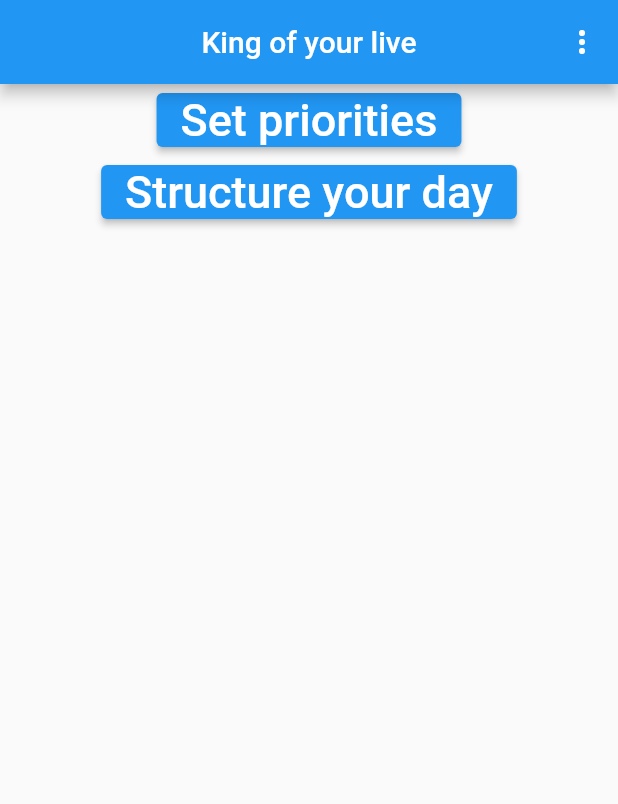
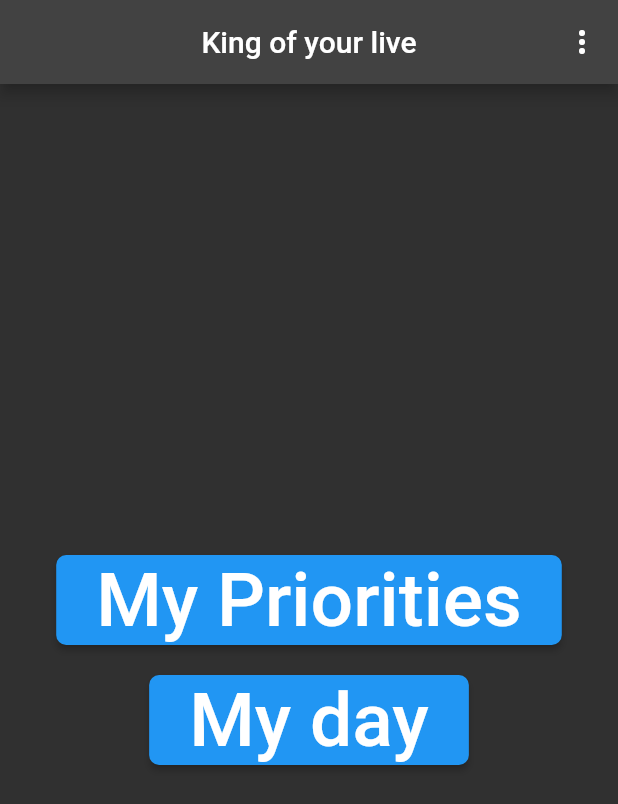
Before and after one commit to MagMueller/king_of_live, a Flutter app: the screen it shows after launch, on a phone screen of 412 x 824 dp. Shown: the top 804 px of the screen. Run offline on Flutter 3.47's test engine with Material 2 defaults, Android fonts, the phone set to English and light mode, and no system bars; our stand-ins replace flutter_colorpicker, shared_preferences, syncfusion_flutter_calendar, url_launcher_web; missing offline and left inert: desktop_window, shared_preferences_web.

Commit message:
home screen and dark mode, more beautiful buttons

```diff
--- a/lib/pages/first_page.dart
+++ b/lib/pages/first_page.dart
@@ -3,14 +3,33 @@ import 'package:king_of_live/pages/drag_and_drop_calendar.dart';
 import '../pages/prio.dart';
 import '../pages/settings.dart';
 
-class FirstScreen extends StatelessWidget {
+
+
+class FirstScreen extends StatefulWidget {
   const FirstScreen({Key? key}) : super(key: key);
 
   @override
+  State<FirstScreen> createState() => _FirstScreenState();
+}
+
+class _FirstScreenState extends State<FirstScreen> {
+  bool lightTheme = false;
+  @override
+  void initState(){
+    super.initState();
+  }
+
+  @override
   Widget build(BuildContext context) {
-    return Scaffold(
+    return Theme(
+      data: lightTheme ? ThemeData.light() : ThemeData.dark(),
+      child: Scaffold(
         appBar: AppBar(
-        title: const Text('King of your live'),
+          title: GestureDetector(
+            child: const Text('King of your live'),
+            onDoubleTap: () => setState(() => lightTheme = !lightTheme),
+          ),
+          //title: const Text('King of your live'),
           centerTitle: true,
           actions: [
             Theme(
@@ -20,7 +39,7 @@ class FirstScreen extends StatelessWidget {
                 textTheme: const TextTheme().apply(bodyColor: Colors.white),
               ),
               child: PopupMenuButton<int>(
-              color: Colors.indigo,
+                color: Colors.blue,
                 onSelected: (item) => onSelected(context, item),
                 itemBuilder: (context) => [
                   const PopupMenuItem<int>(
@@ -34,33 +53,36 @@ class FirstScreen extends StatelessWidget {
         ),
         body: Center(
           child: Column(
+            mainAxisAlignment: MainAxisAlignment.center,
+            //crossAxisAlignment: CrossAxisAlignment.end,
             children: [
-            ElevatedButton(
-              child: const Text(
-                'Set priorities',
-                style: TextStyle(fontSize: 30),
+              buildCustomButton(context, "My Priorities", const PrioPage()),
+              buildCustomButton(context, "My day", const DragAndDropCalendar()),
+
+            ],
+          ),
+        ),
+      ),
+    );
+  }
+
+
+  SizedBox buildCustomButton(BuildContext context, String name, dynamic nextPage) {
+    return SizedBox(
+      height: 80,
+      child: FittedBox(
+        fit: BoxFit.fitHeight,
+        child: ElevatedButton(
+                  child: Text(
+                    name,
+                    style: const TextStyle(fontSize: 30),
                   ),
                   onPressed: () {
                     Navigator.push(
                       context,
-                  MaterialPageRoute(builder: (context) => const PrioPage()),
+                      MaterialPageRoute(builder: (context) => nextPage),
                     );
                   },
-            ),
-            ElevatedButton(
-              child: const Text(
-                'Structure your day',
-                style: TextStyle(fontSize: 30),
-              ),
-              onPressed: () {
-                Navigator.push(
-                  context,
-                  MaterialPageRoute(
-                      builder: (context) => const DragAndDropCalendar()),
-                );
-              },
-            ),
-          ],
                 ),
       ),
     );
--- a/lib/pages/settings.dart
+++ b/lib/pages/settings.dart
@@ -11,7 +11,7 @@ class SettingsRoute extends StatefulWidget {
 }
 
 class _SettingsRouteState extends State<SettingsRoute> {
-  bool lightTheme = true;
+  bool lightTheme = false;
 
   //Color currentColor = Colors.limeAccent;
   Color prioAColor = Colors.red;
```
Also changed, not shown: lib/pages/prio.dart (+30 -32 lines). Lines whose indentation alone changed are shown as unchanged.
